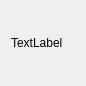
The window that headform.ui (mishkoLitvin/L_Aries-progect) describes before a commit, drawn with Qt 5.
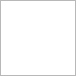
The same window after the commit.

The edit to the form file:
```diff
--- a/headform.ui
+++ b/headform.ui
@@ -6,10 +6,22 @@
    <rect>
     <x>0</x>
     <y>0</y>
-    <width>82</width>
-    <height>82</height>
+    <width>76</width>
+    <height>76</height>
    </rect>
   </property>
+  <property name="minimumSize">
+   <size>
+    <width>75</width>
+    <height>75</height>
+   </size>
+  </property>
+  <property name="maximumSize">
+   <size>
+    <width>76</width>
+    <height>76</height>
+   </size>
+  </property>
   <property name="windowTitle">
    <string>Form</string>
   </property>
@@ -17,28 +29,31 @@
    <locale language="English" country="UnitedStates"/>
   </property>
   <layout class="QHBoxLayout" name="horizontalLayout">
+   <property name="leftMargin">
+    <number>0</number>
+   </property>
+   <property name="topMargin">
+    <number>0</number>
+   </property>
+   <property name="rightMargin">
+    <number>0</number>
+   </property>
+   <property name="bottomMargin">
+    <number>0</number>
+   </property>
    <item>
-    <widget class="QLabel" name="label">
-     <property name="sizePolicy">
-      <sizepolicy hsizetype="Fixed" vsizetype="Fixed">
-       <horstretch>0</horstretch>
-       <verstretch>0</verstretch>
-      </sizepolicy>
-     </property>
-     <property name="minimumSize">
+    <widget class="QGraphicsView" name="graphicsView">
+     <property name="maximumSize">
       <size>
-       <width>64</width>
-       <height>64</height>
+       <width>111</width>
+       <height>111</height>
       </size>
      </property>
-     <property name="baseSize">
-      <size>
-       <width>64</width>
-       <height>64</height>
-      </size>
+     <property name="verticalScrollBarPolicy">
+      <enum>Qt::ScrollBarAlwaysOff</enum>
      </property>
-     <property name="text">
-      <string>TextLabel</string>
+     <property name="horizontalScrollBarPolicy">
+      <enum>Qt::ScrollBarAlwaysOff</enum>
      </property>
     </widget>
    </item>
```
